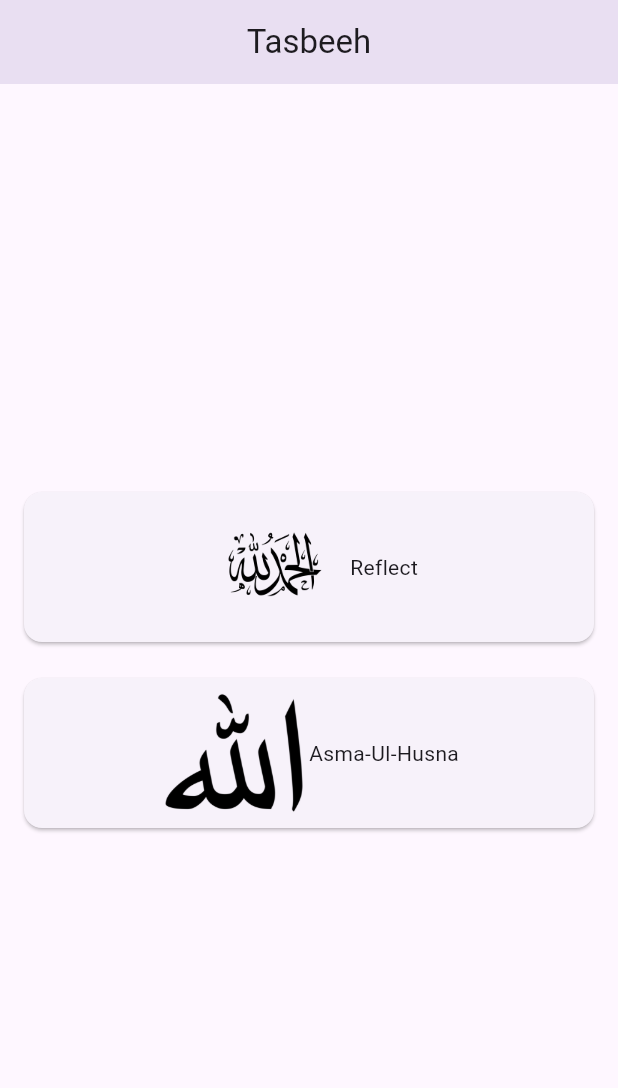
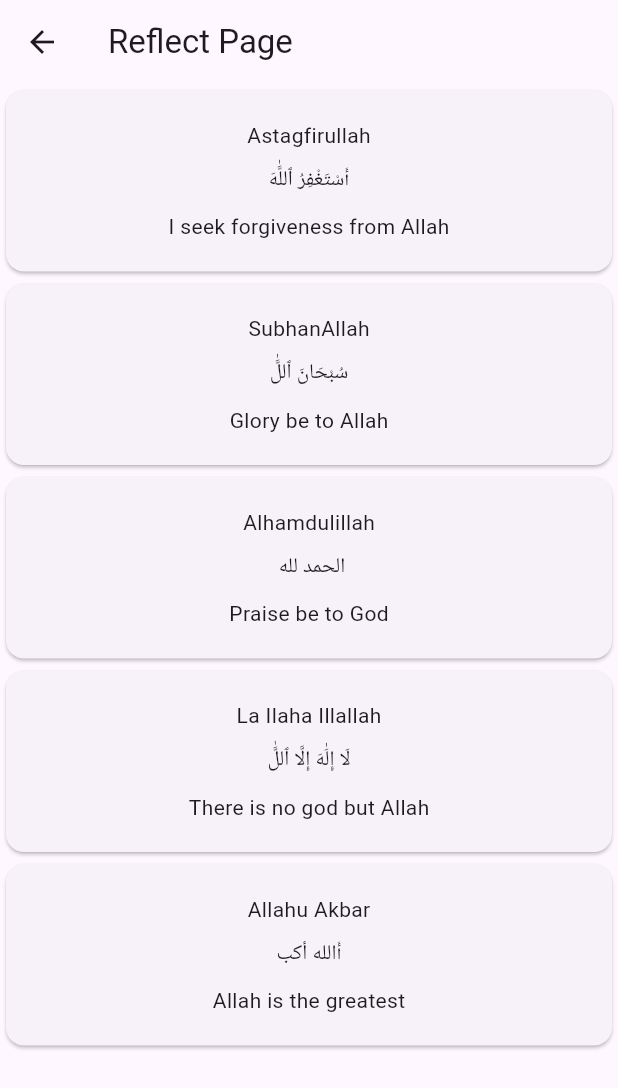
Before and after one commit to Fardeenhimself/flutter_tasbeeh_app, a Flutter app: the screen it shows after launch, after a tap on "Reflect", on a phone screen of 412 x 824 dp. Shown: the top 1088 px of the screen. Run offline on Flutter 3.47's test engine with Material 3 defaults, Android fonts, the phone set to English and light mode, and no system bars.

Commit message:
Created reflect model, list, category selection

```diff
--- a/lib/components/home_card.dart
+++ b/lib/components/home_card.dart
@@ -12,12 +12,16 @@ class HomeCard extends StatelessWidget {
         CustomHomeCard(
           text: 'Reflect',
           imagePath: 'assets/images/dhikr.png',
-          onPressed: () {},
+          onPressed: () {
+            Navigator.pushNamed(context, '/reflect_category');
+          },
         ),
         CustomHomeCard(
           text: 'Asma-Ul-Husna',
-          imagePath: 'assets/images/allah.png',
-          onPressed: () {},
+          imagePath: 'assets/images/asma.png',
+          onPressed: () {
+            Navigator.pushNamed(context, '/asma_husna');
+          },
         ),
       ],
     );
--- /dev/null
+++ b/lib/lists/reflect_list.dart
@@ -0,0 +1,36 @@
+import 'package:tasbeeh_app/model/reflect_model.dart';
+
+class ReflectList {
+  final List<ReflectModel> reflectList = [
+    ReflectModel(
+      id: 1,
+      title: 'Astagfirullah',
+      arabic: 'أَسْتَغْفِرُ ٱللَّٰهَ',
+      translation: 'I seek forgiveness from Allah',
+    ),
+    ReflectModel(
+      id: 2,
+      title: 'SubhanAllah',
+      arabic: 'سُبْحَانَ ٱللَّٰ',
+      translation: 'Glory be to Allah',
+    ),
+    ReflectModel(
+      id: 3,
+      title: 'Alhamdulillah',
+      arabic: ' الحمد لله',
+      translation: 'Praise be to God',
+    ),
+    ReflectModel(
+      id: 4,
+      title: 'La Ilaha Illallah',
+      arabic: 'لَا إِلَٰهَ إِلَّا ٱللَّٰ',
+      translation: 'There is no god but Allah',
+    ),
+    ReflectModel(
+      id: 5,
+      title: 'Allahu Akbar',
+      arabic: 'أَالله أكب',
+      translation: 'Allah is the greatest',
+    ),
+  ];
+}
--- a/lib/main.dart
+++ b/lib/main.dart
@@ -1,5 +1,9 @@
 import 'package:flutter/material.dart';
+import 'package:tasbeeh_app/lists/reflect_list.dart';
+import 'package:tasbeeh_app/pages/asma_husna.dart';
+import 'package:tasbeeh_app/pages/counter_page.dart';
 import 'package:tasbeeh_app/pages/home.dart';
+import 'package:tasbeeh_app/pages/reflect_category.dart';
 
 void main() => runApp(TasbeehApp());
 
@@ -13,6 +17,15 @@ class TasbeehApp extends StatefulWidget {
 class _TasbeehAppState extends State<TasbeehApp> {
   @override
   Widget build(BuildContext context) {
-    return const MaterialApp(title: 'Tasbeeh', home: HomePage());
+    return MaterialApp(
+      title: 'Tasbeeh',
+      initialRoute: '/',
+      routes: {
+        '/': (context) => HomePage(),
+        '/reflect_category': (context) =>  ReflectCategory(reflections: ReflectList().reflectList ),
+        '/asma_husna': (context) => const AsmaHusna(),
+        '/counter_page': (context) => const CounterPage(),
+      },
+    );
   }
 }
--- /dev/null
+++ b/lib/model/reflect_model.dart
@@ -0,0 +1,15 @@
+import 'package:flutter/material.dart';
+
+class ReflectModel {
+  ReflectModel({
+    required this.id,
+    required this.title,
+    required this.arabic,
+    required this.translation,
+  });
+
+  final int id;
+  final String title;
+  final String arabic;
+  final String translation;
+}
--- /dev/null
+++ b/lib/pages/reflect_category.dart
@@ -0,0 +1,21 @@
+import 'package:flutter/material.dart';
+import 'package:tasbeeh_app/model/reflect_model.dart';
+import 'package:tasbeeh_app/utils/custom_category_card.dart';
+
+class ReflectCategory extends StatelessWidget {
+  const ReflectCategory({super.key, required this.reflections});
+
+  final List<ReflectModel> reflections;
+
+  @override
+  Widget build(BuildContext context) {
+    return Scaffold(
+      appBar: AppBar(title: Text('Reflect Page')),
+      body: ListView.builder(
+        itemCount: reflections.length,
+        itemBuilder: (context, index) =>
+            CustomCategoryCard(reflection: reflections[index]),
+      ),
+    );
+  }
+}
--- /dev/null
+++ b/lib/utils/custom_category_card.dart
@@ -0,0 +1,26 @@
+import 'package:flutter/material.dart';
+import 'package:tasbeeh_app/model/reflect_model.dart';
+
+class CustomCategoryCard extends StatelessWidget {
+  const CustomCategoryCard({super.key, required this.reflection});
+
+  final ReflectModel reflection;
+
+  @override
+  Widget build(BuildContext context) {
+    return Card(
+      child: Padding(
+        padding: EdgeInsetsGeometry.symmetric(horizontal: 20, vertical: 20),
+        child: Column(
+          children: [
+            Text(reflection.title),
+            const SizedBox(height: 10),
+            Text(reflection.arabic),
+            const SizedBox(height: 10),
+            Text(reflection.translation),
+          ],
+        ),
+      ),
+    );
+  }
+}
```
Also changed, not shown: lib/pages/asma_husna.dart (added, +13 -0 lines), lib/pages/counter_page.dart (added, +38 -0 lines), lib/utils/counter_page_card.dart (added, +30 -0 lines), assets/images/allah.png, assets/images/asma.png (added).
